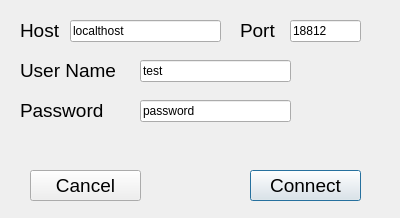
Before: the Qt Designer form plugins/Connection/ConnectDialog.ui in profK/tom, drawn with Qt 5.
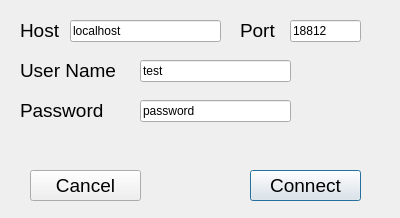
After: the same form once the commit is applied.

Commit message: fixing up dialog issues

Diff of the .ui file:
```diff
--- a/plugins/Connection/ConnectDialog.ui
+++ b/plugins/Connection/ConnectDialog.ui
@@ -41,7 +41,7 @@
     </rect>
    </property>
    <property name="text">
-    <string>localthost</string>
+    <string>localhost</string>
    </property>
   </widget>
   <widget class="QLabel" name="label_2">
```
Left out of the diff: 4 changed lines with no effect on the pictures. The commit also changes 1 other file.
